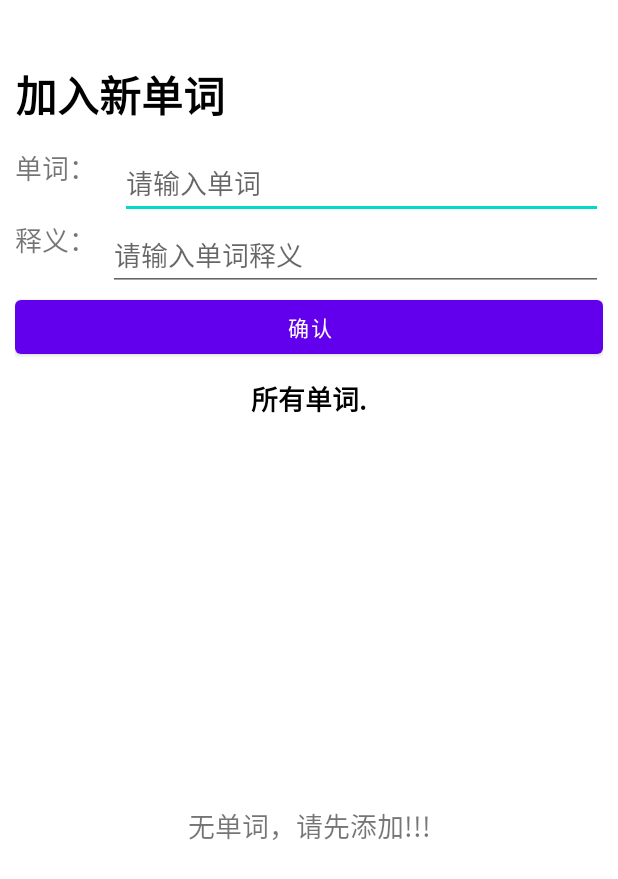
After one commit to bin549/JYWordApp, an Android app: the WordEditor screen opened directly, with no data from a screen before it, on a phone screen of 412 x 824 dp. The commit adds this screen. Shown: the top 879 px of the screen. Run offline under Robolectric (Android 15) with nearby library versions, the phone set to English and light mode, and no system bars; our stand-ins replace Room's generated code.

Commit message:
CRUD Donw

```diff
--- a/app/src/main/java/com/android/jywordapp/MainActivity.kt
+++ b/app/src/main/java/com/android/jywordapp/MainActivity.kt
@@ -17,7 +17,7 @@ class MainActivity : AppCompatActivity() {
             if (etName.text.toString().isEmpty()) {
                 Toast.makeText(this, "Please Enter Your Name", Toast.LENGTH_SHORT).show()
             } else {
-                val intent = Intent(this, Notebook::class.java)
+                val intent = Intent(this, WordEditor::class.java)
                 startActivity(intent)
             }
         }
--- a/app/src/main/java/com/android/jywordapp/Word.kt
+++ /dev/null
@@ -1,6 +0,0 @@
-package com.android.jywordapp
-
-data class Word(
-    val id: Int,
-    val name: String
-)
--- /dev/null
+++ b/app/src/main/java/com/android/jywordapp/WordApp.kt
@@ -0,0 +1,9 @@
+package com.android.jywordapp
+
+import android.app.Application
+
+class WordApp : Application() {
+    val db by lazy {
+        WordDatabase.getInstance(this)
+    }
+}
--- /dev/null
+++ b/app/src/main/java/com/android/jywordapp/WordDao.kt
@@ -0,0 +1,22 @@
+package com.android.jywordapp
+
+import androidx.room.*
+import kotlinx.coroutines.flow.Flow
+
+@Dao
+interface WordDao {
+    @Insert
+    fun insert(wordEntity: WordEntity)
+
+    @Update
+    fun update(wordEntity: WordEntity)
+
+    @Delete
+    fun delete(wordEntity: WordEntity)
+
+    @Query("Select * from `word-table`")
+    fun fetchALlWords(): Flow<List<WordEntity>>
+
+    @Query("Select * from `word-table` where id=:id")
+    fun fetchALlWordById(id: Int): Flow<WordEntity>
+}
--- /dev/null
+++ b/app/src/main/java/com/android/jywordapp/WordDatabase.kt
@@ -0,0 +1,33 @@
+package com.android.jywordapp
+
+import android.content.Context
+import androidx.room.Database
+import androidx.room.Room
+import androidx.room.RoomDatabase
+
+@Database(entities = [WordEntity::class], version = 2)
+abstract class WordDatabase : RoomDatabase() {
+    abstract fun wordDao(): WordDao
+
+    companion object {
+        @Volatile
+        private var INSTANCE: WordDatabase? = null
+
+        fun getInstance(context: Context): WordDatabase {
+            synchronized(this) {
+                var instance = INSTANCE
+                if (instance == null) {
+                    instance = Room.databaseBuilder(
+                        context.applicationContext,
+                        WordDatabase::class.java,
+                        "word_database"
+                    )
+                        .fallbackToDestructiveMigration()
+                        .build()
+                    INSTANCE = instance
+                }
+                return instance
+            }
+        }
+    }
+}
--- /dev/null
+++ b/app/src/main/res/layout/activity_word_editor.xml
@@ -0,0 +1,114 @@
+<?xml version="1.0" encoding="utf-8"?>
+<androidx.constraintlayout.widget.ConstraintLayout xmlns:android="http://schemas.android.com/apk/res/android"
+    xmlns:app="http://schemas.android.com/apk/res-auto"
+    xmlns:tools="http://schemas.android.com/tools"
+    android:layout_width="match_parent"
+    android:layout_height="match_parent"
+    android:padding="10dp"
+    tools:layout_editor_absoluteX="16dp"
+    tools:layout_editor_absoluteY="48dp">
+
+    <TextView
+        android:id="@+id/tvTitle"
+        android:layout_width="wrap_content"
+        android:layout_height="wrap_content"
+        android:layout_marginTop="32dp"
+        android:text="加入新单词"
+        android:textColor="@android:color/black"
+        android:textSize="28sp"
+        android:textStyle="bold"
+        app:layout_constraintStart_toStartOf="parent"
+        app:layout_constraintTop_toTopOf="parent" />
+
+    <TextView
+        android:id="@+id/tvNameLabel"
+        android:layout_width="wrap_content"
+        android:layout_height="wrap_content"
+        android:text="单词："
+        android:textSize="18sp"
+        app:layout_constraintBottom_toBottomOf="@id/etName"
+        app:layout_constraintEnd_toStartOf="@id/etName"
+        app:layout_constraintStart_toStartOf="@id/etName"
+        app:layout_constraintTop_toTopOf="@id/etName"
+        app:layout_constraintVertical_bias="0.0" />
+
+    <EditText
+        android:id="@+id/etName"
+        android:layout_width="0dp"
+        android:layout_height="wrap_content"
+        android:layout_marginStart="16dp"
+        android:layout_marginTop="88dp"
+        android:hint="请输入单词"
+        app:layout_constraintEnd_toEndOf="parent"
+        app:layout_constraintStart_toEndOf="@id/tvNameLabel"
+        app:layout_constraintTop_toTopOf="parent" />
+
+    <TextView
+        android:id="@+id/tvEmailLabel"
+        android:layout_width="wrap_content"
+        android:layout_height="wrap_content"
+        android:text="释义："
+        android:textSize="18sp"
+        app:layout_constraintBottom_toBottomOf="@id/etEmailId"
+        app:layout_constraintEnd_toStartOf="@id/etEmailId"
+        app:layout_constraintStart_toStartOf="parent"
+        app:layout_constraintTop_toTopOf="@id/etEmailId"
+        app:layout_constraintVertical_bias="0.0" />
+
+    <EditText
+        android:id="@+id/etEmailId"
+        android:layout_width="0dp"
+        android:layout_height="wrap_content"
+        android:layout_marginStart="8dp"
+        android:hint="请输入单词释义"
+        android:inputType="textEmailAddress"
+        app:layout_constraintEnd_toEndOf="parent"
+        app:layout_constraintStart_toEndOf="@id/tvEmailLabel"
+        app:layout_constraintTop_toBottomOf="@id/etName" />
+
+    <Button
+        android:id="@+id/btnAdd"
+        android:layout_width="match_parent"
+        android:layout_height="wrap_content"
+        android:text="确认"
+        app:layout_constraintTop_toBottomOf="@id/etEmailId"
+        tools:layout_editor_absoluteX="26dp" />
+
+    <TextView
+        android:id="@+id/tvName"
+        android:layout_width="match_parent"
+        android:layout_height="wrap_content"
+        android:layout_margin="10dp"
+        android:layout_marginTop="8dp"
+        android:gravity="center"
+        android:text="所有单词."
+        android:textColor="@android:color/black"
+        android:textSize="18sp"
+        android:textStyle="bold"
+        app:layout_constraintTop_toBottomOf="@id/btnAdd"
+        tools:layout_editor_absoluteX="36dp" />
+
+    <androidx.recyclerview.widget.RecyclerView
+        android:id="@+id/rvItemsList"
+        android:layout_width="match_parent"
+        android:layout_height="wrap_content"
+        android:layout_marginTop="4dp"
+        android:visibility="visible"
+        app:layout_constraintTop_toBottomOf="@id/tvName"
+        tools:layout_editor_absoluteX="26dp"
+        tools:visibility="visible" />
+
+    <TextView
+        android:id="@+id/tvNoRecordsAvailable"
+        android:layout_width="match_parent"
+        android:layout_height="wrap_content"
+        android:gravity="center"
+        android:text="无单词，请先添加!!!"
+        android:textSize="18sp"
+        android:visibility="gone"
+        app:layout_constraintBottom_toBottomOf="parent"
+        app:layout_constraintTop_toBottomOf="@id/btnAdd"
+        app:layout_constraintVertical_bias="0.541"
+        tools:layout_editor_absoluteX="26dp"
+        tools:visibility="visible" />
+</androidx.constraintlayout.widget.ConstraintLayout>
--- a/app/src/main/res/values-night/themes.xml
+++ b/app/src/main/res/values-night/themes.xml
@@ -13,4 +13,8 @@
         <item name="android:statusBarColor">?attr/colorPrimaryVariant</item>
         <!-- Customize your theme here. -->
     </style>
+    <style name="Theme_Dialog" parent="ThemeOverlay.AppCompat.Dialog">
+        <item name="android:windowMinWidthMajor">90%</item>
+        <item name="android:windowMinWidthMinor">90%</item>
+    </style>
 </resources>
--- a/app/src/main/res/values/colors.xml
+++ b/app/src/main/res/values/colors.xml
@@ -8,5 +8,6 @@
     <color name="black">#FF000000</color>
     <color name="white">#FFFFFFFF</color>
     <color name="colorPrimary">#FF9013FE</color>
-
+    <color name="colorLightGray">#EBEBEB</color>
+    <color name="colorWhite">#FFFFFF</color>
 </resources>
```
Also changed, not shown: app/build.gradle (+17 -6 lines), app/src/main/AndroidManifest.xml (+8 -2 lines), app/src/main/java/com/android/jywordapp/ItemAdapter.kt (added, +59 -0 lines), app/src/main/java/com/android/jywordapp/WordEditor.kt (added, +158 -0 lines), app/src/main/java/com/android/jywordapp/WordEntity.kt (added, +14 -0 lines), app/src/main/res/drawable-v24/ic_action_delete.xml (added, +11 -0 lines), app/src/main/res/drawable-v24/ic_action_edit.xml (added, +11 -0 lines), app/src/main/res/drawable/wrong_option_border_bg.xml (+5 -4 lines), app/src/main/res/layout/dialog_update.xml (added, +80 -0 lines), app/src/main/res/layout/items_row.xml (added, +52 -0 lines).
